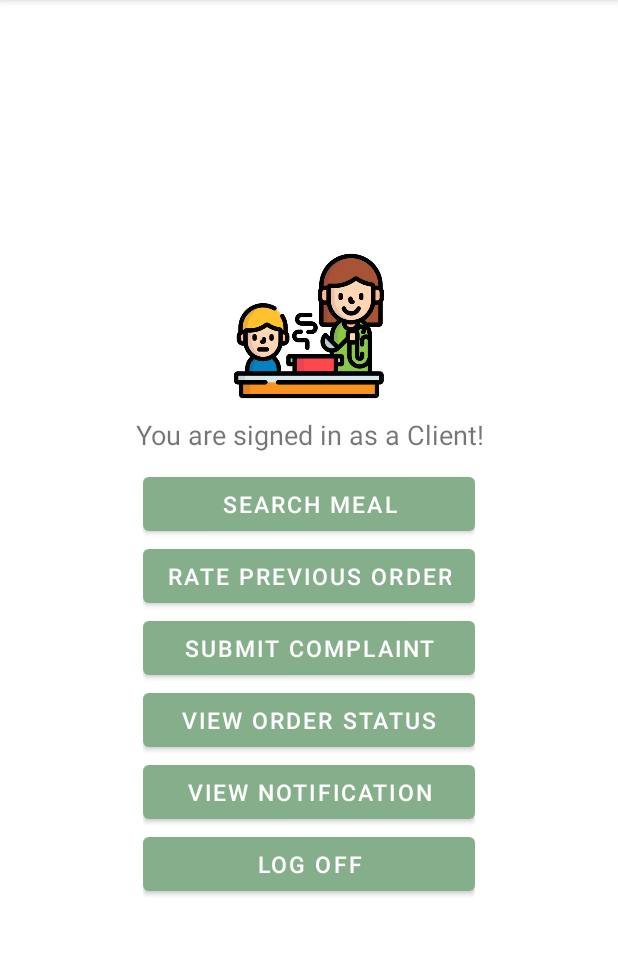
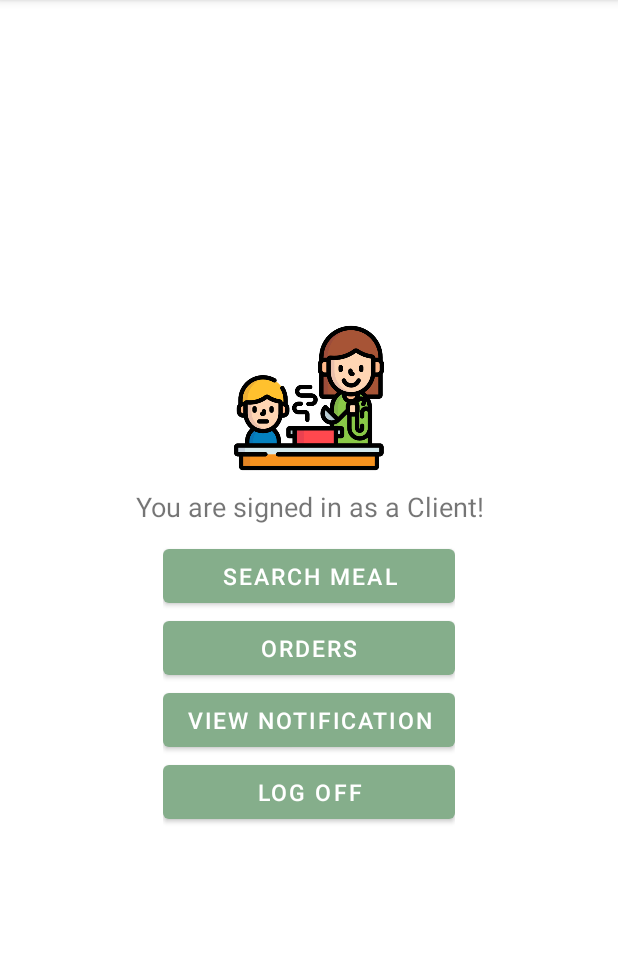
Before and after one commit to uOttawaSEGA2022/halal-eats, an Android app: the ClientSuccessfulLogin screen opened directly, with no data from a screen before it, on a phone screen of 412 x 824 dp, the part 84-1039 px from its top. Run offline under Robolectric (Android 15) with nearby library versions, the phone set to English and light mode, and no system bars.

Commit message:
removed unnecessary buttons

```diff
--- a/app/src/main/res/layout/activity_client_successful_login.xml
+++ b/app/src/main/res/layout/activity_client_successful_login.xml
@@ -48,26 +48,10 @@
                 app:backgroundTint="#85ae8b" />
 
             <Button
-                android:id="@+id/rateprevorder"
-                android:layout_width="match_parent"
-                android:layout_height="wrap_content"
-                android:text="rate previous order"
-                android:textSize="15sp"
-                app:backgroundTint="#85ae8b" />
-
-            <Button
-                android:id="@+id/submitcomplaint"
-                android:layout_width="match_parent"
-                android:layout_height="wrap_content"
-                android:text="submit complaint"
-                android:textSize="15sp"
-                app:backgroundTint="#85ae8b" />
-
-            <Button
                 android:id="@+id/viewstatus"
                 android:layout_width="match_parent"
                 android:layout_height="wrap_content"
-                android:text="view order status"
+                android:text="orders"
                 android:textSize="15sp"
                 app:backgroundTint="#85ae8b" />
 
```
Also changed, not shown: app/src/main/res/layout/activity_view_order_status.xml (+15 -9 lines).
